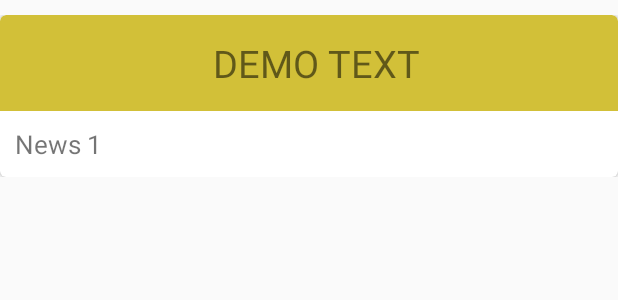
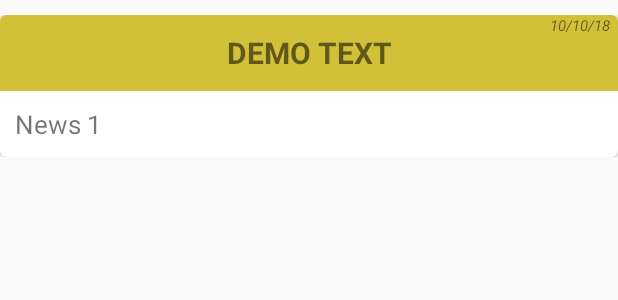
Before and after one commit to shiva1627/SSEth, an Android app: the layout news_row.xml on its own in the app's theme, with its tools: preview values and no code run, on a phone screen of 412 x 824 dp. Shown: the top 300 px of the screen. Run offline under Robolectric (Android 15) with nearby library versions, the phone set to English and light mode, and no system bars; network calls fail.

Commit message:
on 11-10-18 Date added in news

```diff
--- a/app/src/main/java/org/sssj/com/sseth/NewsAdapter.java
+++ b/app/src/main/java/org/sssj/com/sseth/NewsAdapter.java
@@ -35,6 +35,7 @@ public class NewsAdapter extends RecyclerView.Adapter<NewsAdapter.MyViewHolder>
 
         holder.news_Sub.setText(news.get(position).getSubject());
         holder.news_Details.setText(news.get(position).getDetails());
+        holder.txtNewDate.setText(news.get(position).getDate());
 
     }
 
@@ -45,12 +46,14 @@ public class NewsAdapter extends RecyclerView.Adapter<NewsAdapter.MyViewHolder>
 
 
     class MyViewHolder extends RecyclerView.ViewHolder {
-        TextView news_Sub, news_Details;
+        TextView news_Sub, news_Details, txtNewDate;
 
         public MyViewHolder(View itemView) {
             super(itemView);
             news_Sub = (TextView) itemView.findViewById(R.id.txtSubject);
             news_Details = (TextView) itemView.findViewById(R.id.txtDetails);
+            txtNewDate = (TextView) itemView.findViewById(R.id.txtNewDate);
+
         }
     }
 }
--- a/app/src/main/res/layout/news_fragments.xml
+++ b/app/src/main/res/layout/news_fragments.xml
@@ -5,7 +5,6 @@
     android:layout_height="match_parent"
     android:background="@drawable/background_gradient"
     android:orientation="vertical">
-
 
     <ScrollView
         android:id="@+id/scrollView1"
@@ -27,10 +26,10 @@
                 app:cardCornerRadius="4dp">
 
 
-            <LinearLayout
+                <LinearLayout
                     android:layout_width="match_parent"
                     android:layout_height="wrap_content"
-                    android:layout_margin="10dp">
+                    android:layout_margin="1dp">
 
                     <LinearLayout
                         android:id="@+id/native_ad_container"
--- a/app/src/main/res/layout/news_row.xml
+++ b/app/src/main/res/layout/news_row.xml
@@ -1,36 +1,64 @@
 <?xml version="1.0" encoding="utf-8"?>
 <LinearLayout xmlns:android="http://schemas.android.com/apk/res/android"
+    xmlns:app="http://schemas.android.com/apk/res-auto"
     xmlns:tools="http://schemas.android.com/tools"
     android:layout_width="match_parent"
     android:layout_height="wrap_content"
-    xmlns:app="http://schemas.android.com/apk/res-auto"
     android:layout_marginTop="10dp"
     android:orientation="vertical"
     tools:context=".User_account">
 
     <android.support.v7.widget.CardView
         android:layout_width="match_parent"
-        app:cardCornerRadius="4dp"
-        android:layout_height="wrap_content">
+        android:layout_height="wrap_content"
+        app:cardCornerRadius="4dp">
 
         <LinearLayout
             android:layout_width="match_parent"
             android:layout_height="match_parent"
             android:orientation="vertical">
 
-            <TextView
+            <RelativeLayout
+                android:layout_width="match_parent"
+                android:layout_height="wrap_content">
+
+                <TextView
+                    android:id="@+id/txtSubject"
+                    android:layout_width="match_parent"
+                    android:layout_height="wrap_content"
+                    android:layout_gravity="start"
+                    android:background="@drawable/newsbg_gradient"
+                    android:gravity="center"
+                    android:lines="2"
+                    android:text="DEMO TEXT"
+                    android:textSize="20sp"
+                    android:textStyle="bold"
+                    tools:ignore="RtlSymmetry" />
+
+                <TextView
+                    android:id="@+id/txtNewDate"
+                    android:layout_width="wrap_content"
+                    android:layout_height="wrap_content"
+                    android:layout_alignParentRight="true"
+                    android:layout_alignParentTop="true"
+                    android:layout_marginRight="5dp"
+                    android:textSize="10sp"
+                    android:textStyle="italic"
+                    android:text="10/10/18" />
+            </RelativeLayout>
+
+            <!--<TextView
                 android:id="@+id/txtSubject"
                 android:layout_width="match_parent"
                 android:layout_height="wrap_content"
                 android:layout_gravity="start"
+                android:background="@drawable/newsbg_gradient"
+                android:gravity="center"
                 android:lines="2"
-                android:paddingLeft="10dp"
-                android:paddingStart="10dp"
-                android:background="@drawable/newsbg_gradient"
                 android:text="DEMO TEXT"
-                android:gravity="center"
-                android:textSize="25sp"
-                tools:ignore="RtlSymmetry" />
+                android:textSize="20sp"
+                android:textStyle="bold"
+                tools:ignore="RtlSymmetry" />-->
 
             <TextView
                 android:id="@+id/txtDetails"
```
Also changed, not shown: app/src/main/java/org/sssj/com/sseth/News.java (+16 -0 lines), app/src/main/java/org/sssj/com/sseth/NewsFragment.java (+8 -12 lines).
